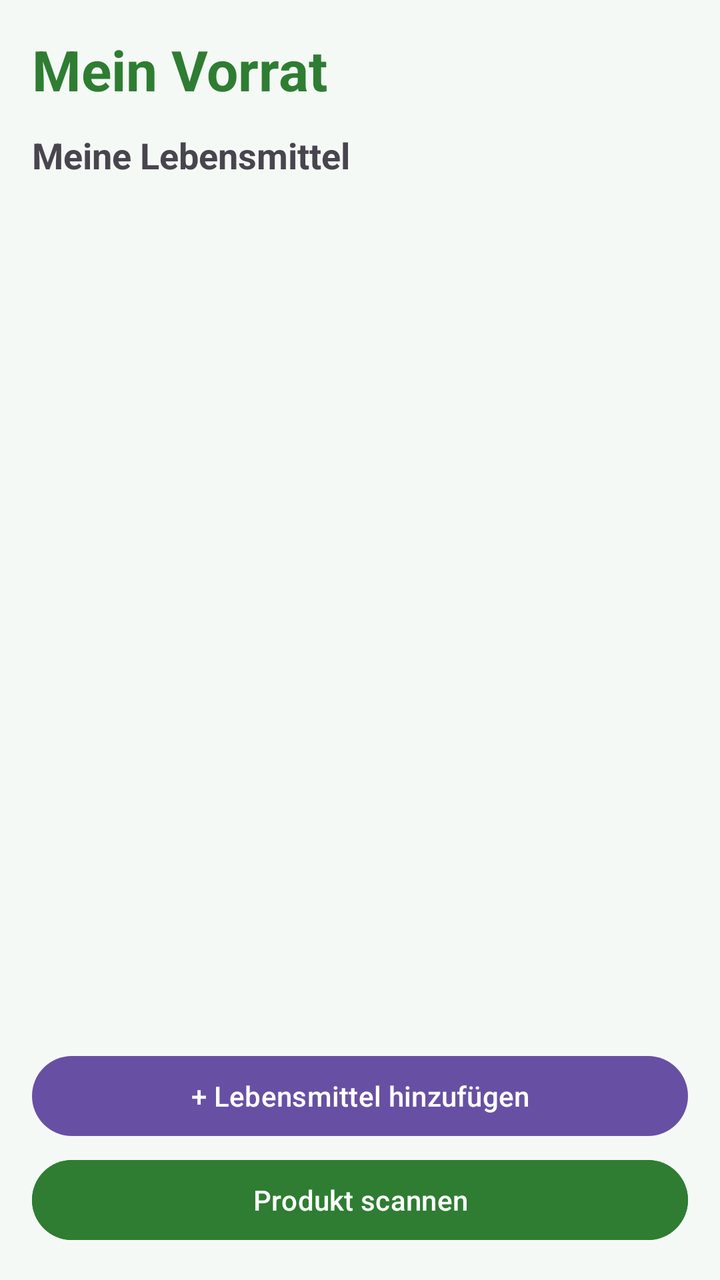
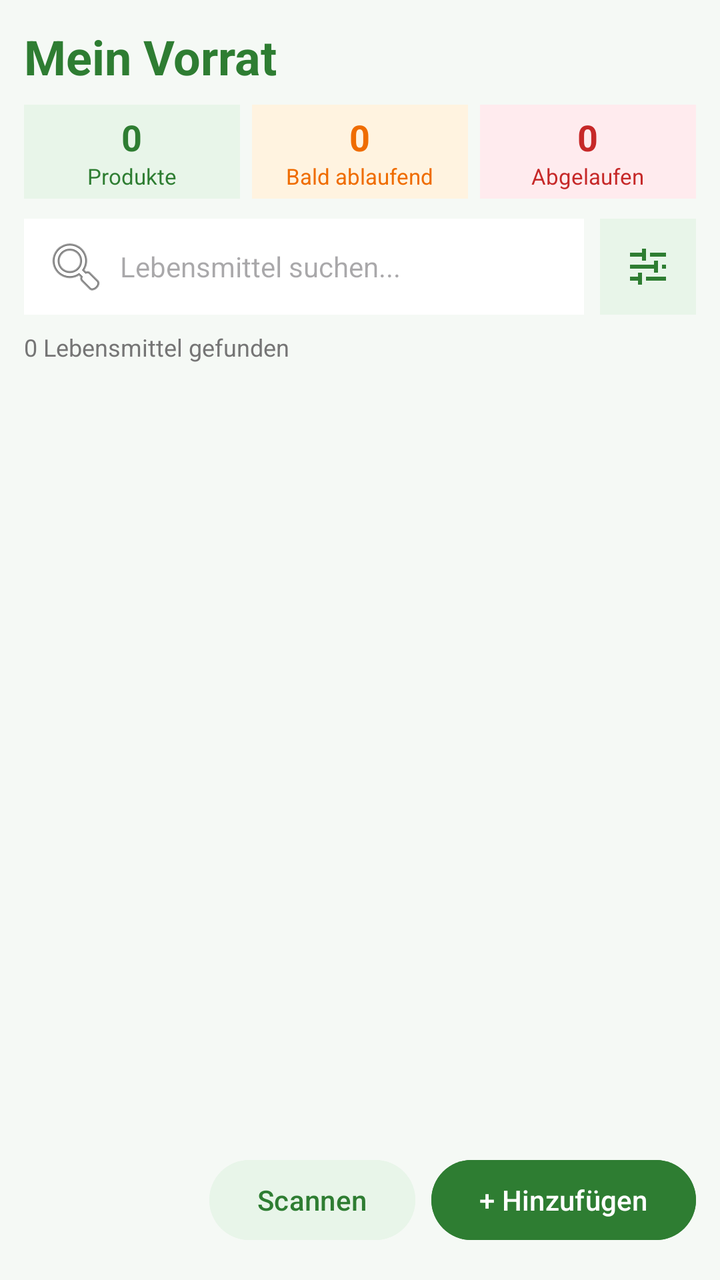

Compare the two renders of this Android layout. The source of the first and the diff that turns it into the second are given below.
<!-- AndroidManifest.xml: application theme Theme.FoodLoop -->
<!-- res/layout/fragment_pantry.xml -->
<?xml version="1.0" encoding="utf-8"?>
<LinearLayout
    xmlns:android="http://schemas.android.com/apk/res/android"
    android:layout_width="match_parent"
    android:layout_height="match_parent"
    android:orientation="vertical"
    android:padding="16dp"
    android:background="#F5F9F5">

    <TextView
        android:layout_width="match_parent"
        android:layout_height="wrap_content"
        android:text="Mein Vorrat"
        android:textSize="28sp"
        android:textStyle="bold"
        android:textColor="#2E7D32"
        android:layout_marginBottom="12dp"/>

    <TextView
        android:layout_width="match_parent"
        android:layout_height="wrap_content"
        android:text="Meine Lebensmittel"
        android:textSize="18sp"
        android:textStyle="bold"
        android:layout_marginBottom="12dp"/>

    <ScrollView
        android:layout_width="match_parent"
        android:layout_height="0dp"
        android:layout_weight="1">

        <LinearLayout
            android:id="@+id/food_list"
            android:layout_width="match_parent"
            android:layout_height="wrap_content"
            android:orientation="vertical"/>

    </ScrollView>

    <Button
        android:id="@+id/btn_add_food"
        android:layout_width="match_parent"
        android:layout_height="wrap_content"
        android:text="+ Lebensmittel hinzufügen"
        android:layout_marginTop="12dp"/>

    <Button
        android:id="@+id/btn_scan_food"
        android:layout_width="match_parent"
        android:layout_height="wrap_content"
        android:text="Produkt scannen"
        android:textColor="#FFFFFF"
        android:backgroundTint="#2E7D32"
        android:drawableStart="@android:drawable/ic_menu_camera"
        android:drawableTint="#FFFFFF"
        android:layout_marginTop="4dp"/>

</LinearLayout>
<!-- resources referenced by this layout -->
<resources>
  <style name="Theme.FoodLoop" parent="Base.Theme.FoodLoop" />
  <style name="Base.Theme.FoodLoop" parent="Theme.Material3.DayNight.NoActionBar">
          
          
      </style>
</resources>

<!-- the commit's change to res/layout/fragment_pantry.xml (unified diff, before → after) -->
@@ -4,30 +4,217 @@
     android:layout_width="match_parent"
     android:layout_height="match_parent"
     android:orientation="vertical"
-    android:padding="16dp"
-    android:background="#F5F9F5">
+    android:padding="12dp"
+    android:background="@color/foodloop_background">
 
     <TextView
         android:layout_width="match_parent"
         android:layout_height="wrap_content"
         android:text="Mein Vorrat"
-        android:textSize="28sp"
+        android:textSize="24sp"
         android:textStyle="bold"
-        android:textColor="#2E7D32"
-        android:layout_marginBottom="12dp"/>
+        android:textColor="@color/foodloop_primary"
+        android:layout_marginBottom="8dp"/>
+
+    
+
+    <LinearLayout
+        android:layout_width="match_parent"
+        android:layout_height="wrap_content"
+        android:orientation="horizontal"
+        android:layout_marginBottom="10dp">
+
+        <LinearLayout
+            android:layout_width="0dp"
+            android:layout_height="wrap_content"
+            android:layout_weight="1"
+            android:orientation="vertical"
+            android:gravity="center"
+            android:padding="4dp"
+            android:background="@color/foodloop_primary_light">
+
+            <TextView
+                android:id="@+id/txt_total_foods"
+                android:layout_width="wrap_content"
+                android:layout_height="wrap_content"
+                android:text="0"
+                android:textSize="18sp"
+                android:textStyle="bold"
+                android:textColor="@color/foodloop_primary"/>
+
+            <TextView
+                android:layout_width="wrap_content"
+                android:layout_height="wrap_content"
+                android:text="Produkte"
+                android:textSize="11sp"
+                android:textColor="@color/foodloop_primary"/>
+
+        </LinearLayout>
+
+        <LinearLayout
+            android:layout_width="0dp"
+            android:layout_height="wrap_content"
+            android:layout_weight="1"
+            android:layout_marginStart="6dp"
+            android:orientation="vertical"
+            android:gravity="center"
+            android:padding="4dp"
+            android:background="@color/foodloop_warning_light">
+
+            <TextView
+                android:id="@+id/txt_expiring_foods"
+                android:layout_width="wrap_content"
+                android:layout_height="wrap_content"
+                android:text="0"
+                android:textSize="18sp"
+                android:textStyle="bold"
+                android:textColor="@color/foodloop_warning"/>
+
+            <TextView
+                android:layout_width="wrap_content"
+                android:layout_height="wrap_content"
+                android:text="Bald ablaufend"
+                android:textSize="11sp"
+                android:textColor="@color/foodloop_warning"/>
+
+        </LinearLayout>
+
+        <LinearLayout
+            android:layout_width="0dp"
+            android:layout_height="wrap_content"
+            android:layout_weight="1"
+            android:layout_marginStart="6dp"
+            android:orientation="vertical"
+            android:gravity="center"
+            android:padding="4dp"
+            android:background="@color/foodloop_error_light">
+
+            <TextView
+                android:id="@+id/txt_expired_foods"
+                android:layout_width="wrap_content"
+                android:layout_height="wrap_content"
+                android:text="0"
+                android:textSize="18sp"
+                android:textStyle="bold"
+                android:textColor="@color/foodloop_error"/>
+
+            <TextView
+                android:layout_width="wrap_content"
+                android:layout_height="wrap_content"
+                android:text="Abgelaufen"
+                android:textSize="11sp"
+                android:textColor="@color/foodloop_error"/>
+
+        </LinearLayout>
+
+    </LinearLayout>
+
+    
+
+    <LinearLayout
+        android:layout_width="match_parent"
+        android:layout_height="48dp"
+        android:orientation="horizontal"
+        android:gravity="center_vertical">
+
+        <EditText
+            android:id="@+id/et_search_food"
+            android:layout_width="0dp"
+            android:layout_height="match_parent"
+            android:layout_weight="1"
+            android:hint="Lebensmittel suchen..."
+            android:inputType="text"
+            android:singleLine="true"
+            android:textSize="14sp"
+            android:padding="10dp"
+            android:background="@color/foodloop_surface"
+            android:drawableStart="@android:drawable/ic_menu_search"
+            android:drawablePadding="6dp"/>
+
+        <ImageButton
+            android:id="@+id/btn_toggle_filters"
+            android:layout_width="48dp"
+            android:layout_height="48dp"
+            android:layout_marginStart="8dp"
+            android:src="@drawable/ic_filter"
+            android:background="@color/foodloop_primary_light"
+            android:contentDescription="Filter und Sortierung"
+            android:padding="12dp"
+            android:scaleType="fitCenter"/>
+
+    </LinearLayout>
+
+    
+
+    <LinearLayout
+        android:id="@+id/filter_panel"
+        android:layout_width="match_parent"
+        android:layout_height="wrap_content"
+        android:orientation="vertical"
+        android:visibility="gone"
+        android:padding="8dp"
+        android:layout_marginTop="6dp"
+        android:background="@color/foodloop_surface">
+
+        <TextView
+            android:layout_width="match_parent"
+            android:layout_height="wrap_content"
+            android:text="Kategorie"
+            android:textSize="12sp"/>
+
+        <Spinner
+            android:id="@+id/spinner_category"
+            android:layout_width="match_parent"
+            android:layout_height="44dp"/>
+
+        <TextView
+            android:layout_width="match_parent"
+            android:layout_height="wrap_content"
+            android:text="Status"
+            android:textSize="12sp"/>
+
+        <Spinner
+            android:id="@+id/spinner_status"
+            android:layout_width="match_parent"
+            android:layout_height="44dp"/>
+
+        <TextView
+            android:layout_width="match_parent"
+            android:layout_height="wrap_content"
+            android:text="Sortieren nach"
+            android:textSize="12sp"/>
+
+        <Spinner
+            android:id="@+id/spinner_sort"
+            android:layout_width="match_parent"
+            android:layout_height="44dp"/>
+
+        <Button
+            android:id="@+id/btn_reset_filters"
+            android:layout_width="match_parent"
+            android:layout_height="48dp"
+            android:text="Filter zurücksetzen"
+            android:textAllCaps="false"/>
+
+    </LinearLayout>
 
     <TextView
-        android:layout_width="match_parent"
-        android:layout_height="wrap_content"
-        android:text="Meine Lebensmittel"
-        android:textSize="18sp"
-        android:textStyle="bold"
-        android:layout_marginBottom="12dp"/>
+        android:id="@+id/txt_food_results"
+        android:layout_width="match_parent"
+        android:layout_height="wrap_content"
+        android:text="0 Lebensmittel gefunden"
+        android:textSize="12sp"
+        android:textColor="@color/foodloop_text_secondary"
+        android:layout_marginTop="8dp"
+        android:layout_marginBottom="6dp"/>
+
+    
 
     <ScrollView
         android:layout_width="match_parent"
         android:layout_height="0dp"
-        android:layout_weight="1">
+        android:layout_weight="1"
+        android:fillViewport="true">
 
         <LinearLayout
             android:id="@+id/food_list"
@@ -37,22 +224,36 @@
 
     </ScrollView>
 
-    <Button
-        android:id="@+id/btn_add_food"
-        android:layout_width="match_parent"
-        android:layout_height="wrap_content"
-        android:text="+ Lebensmittel hinzufügen"
-        android:layout_marginTop="12dp"/>
-
-    <Button
-        android:id="@+id/btn_scan_food"
-        android:layout_width="match_parent"
-        android:layout_height="wrap_content"
-        android:text="Produkt scannen"
-        android:textColor="#FFFFFF"
-        android:backgroundTint="#2E7D32"
-        android:drawableStart="@android:drawable/ic_menu_camera"
-        android:drawableTint="#FFFFFF"
-        android:layout_marginTop="4dp"/>
+    
+
+    <LinearLayout
+        android:layout_width="match_parent"
+        android:layout_height="56dp"
+        android:orientation="horizontal"
+        android:gravity="end|center_vertical"
+        android:layout_marginTop="4dp">
+
+        <Button
+            android:id="@+id/btn_scan_food"
+            android:layout_width="wrap_content"
+            android:layout_height="48dp"
+            android:text="Scannen"
+            android:textAllCaps="false"
+            android:textColor="@color/foodloop_primary"
+            android:backgroundTint="@color/foodloop_primary_light"
+            android:drawableStart="@drawable/ic_camera"
+            android:drawablePadding="8dp"/>
+
+        <Button
+            android:id="@+id/btn_add_food"
+            android:layout_width="wrap_content"
+            android:layout_height="48dp"
+            android:layout_marginStart="8dp"
+            android:text="+ Hinzufügen"
+            android:textAllCaps="false"
+            android:textColor="@color/white"
+            android:backgroundTint="@color/foodloop_primary"/>
+
+    </LinearLayout>
 
 </LinearLayout>
<!-- resource entries referenced after the edit -->
@@ -1,9 +1,80 @@
 <!-- resources referenced by this layout -->
 <resources>
+  <color name="foodloop_background">#F5F9F5</color>
+  <color name="foodloop_error">#C62828</color>
+  <color name="foodloop_error_light">#FFEBEE</color>
+  <color name="foodloop_primary">#2E7D32</color>
+  <color name="foodloop_primary_light">#E8F5E9</color>
+  <color name="foodloop_surface">#FFFFFF</color>
+  <color name="foodloop_text_secondary">#757575</color>
+  <color name="foodloop_warning">#EF6C00</color>
+  <color name="foodloop_warning_light">#FFF3E0</color>
+  <color name="white">#FFFFFFFF</color>
+  <!-- drawable ic_camera (drawable) -->
+  <vector xmlns:android="http://schemas.android.com/apk/res/android"
+      android:width="24dp"
+      android:height="24dp"
+      android:viewportWidth="24"
+      android:viewportHeight="24">
+  
+      <path
+          android:fillColor="#2E7D32"
+          android:pathData="M9,3L7,5H4C2.9,5 2,5.9 2,7V19C2,20.1 2.9,21 4,21H20C21.1,21 22,20.1 22,19V7C22,5.9 21.1,5 20,5H17L15,3ZM12,8A5,5 0,1 1,12 18A5,5 0,1 1,12 8M12,10A3,3 0,1 0,12 16A3,3 0,1 0,12 10"/>
+  
+  </vector>
+  <!-- drawable ic_filter (drawable) -->
+  <vector xmlns:android="http://schemas.android.com/apk/res/android"
+      android:width="24dp"
+      android:height="24dp"
+      android:viewportWidth="24"
+      android:viewportHeight="24">
+  
+      <path
+          android:fillColor="#2E7D32"
+          android:pathData="M3,5H9V3H11V9H9V7H3ZM13,5H21V7H13ZM3,11H15V9H17V15H15V13H3ZM19,11H21V13H19ZM3,17H7V15H9V21H7V19H3ZM11,17H21V19H11Z"/>
+  
+  </vector>
   <style name="Theme.FoodLoop" parent="Base.Theme.FoodLoop" />
-  <style name="Base.Theme.FoodLoop" parent="Theme.Material3.DayNight.NoActionBar">
-          
-          
+  <style name="Base.Theme.FoodLoop" parent="Theme.Material3.Light.NoActionBar">
+  
+          <item name="colorPrimary">@color/foodloop_primary</item>
+  
+          <item name="colorOnPrimary">@color/white</item>
+  
+          <item name="colorPrimaryContainer">@color/foodloop_primary_light</item>
+  
+          <item name="colorOnPrimaryContainer">@color/foodloop_primary_dark</item>
+  
+          <item name="colorSecondary">@color/foodloop_primary</item>
+  
+          <item name="colorOnSecondary">@color/white</item>
+  
+          <item name="colorSecondaryContainer">@color/foodloop_primary_light</item>
+  
+          <item name="colorOnSecondaryContainer">@color/foodloop_primary_dark</item>
+  
+          <item name="colorSurface">@color/foodloop_surface</item>
+  
+          <item name="colorOnSurface">@color/foodloop_text</item>
+  
+          <item name="colorOnSurfaceVariant">@color/foodloop_text_secondary</item>
+  
+          <item name="colorError">@color/foodloop_error</item>
+  
+          <item name="android:windowBackground">@color/foodloop_background</item>
+  
+          <item name="android:statusBarColor">@color/foodloop_background</item>
+  
+          <item name="android:navigationBarColor">@color/foodloop_surface</item>
+  
+          <item name="android:windowLightStatusBar">true</item>
+  
+          <item name="android:windowLightNavigationBar">true</item>
+  
+          <item name="android:forceDarkAllowed">false</item>
+  
       </style>
+  <color name="foodloop_primary_dark">#1B5E20</color>
+  <color name="foodloop_text">#212121</color>
 </resources>
 
